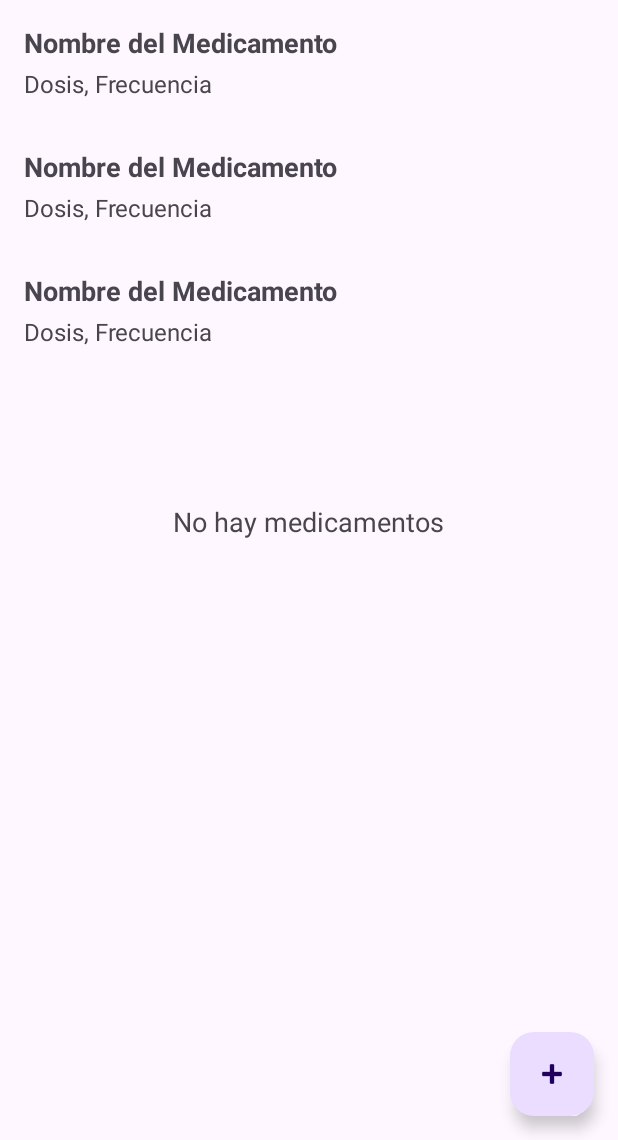
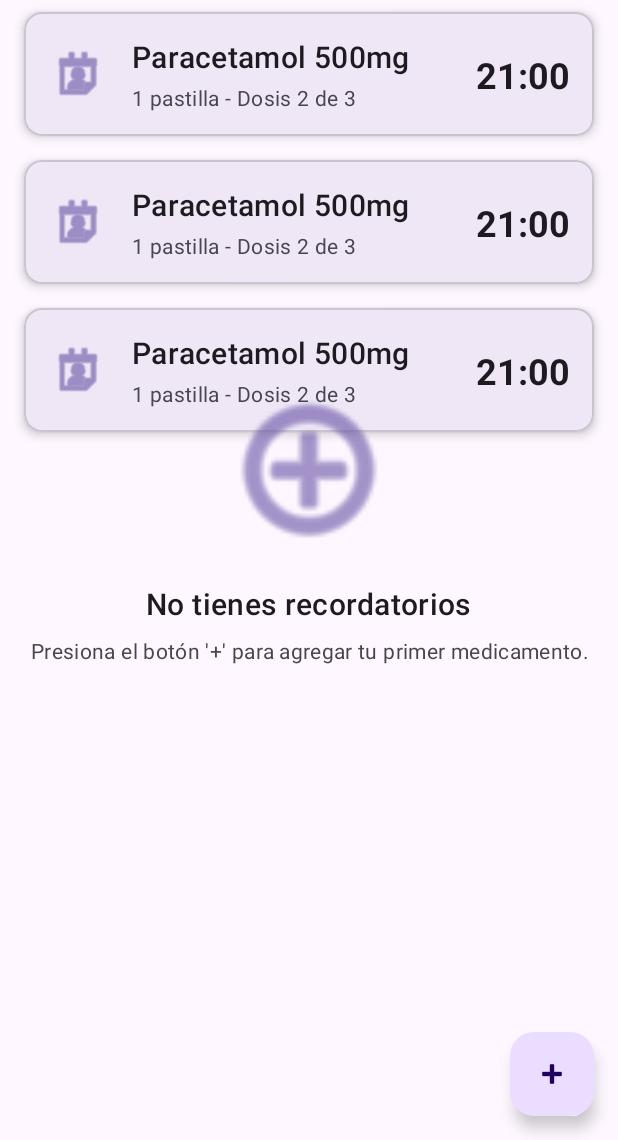
Before and after one commit to Luis-rt130/MediAlert, an Android app: the layout activity_main.xml on its own in the app's theme, with its tools: preview values and no code run, on a phone screen of 412 x 824 dp, the part 96-1236 px from its top. Run offline under Robolectric (Android 15) with nearby library versions, the phone set to English and light mode, and no system bars.

Commit message:
feat(ui): Implementar y diseñar las pantallas principales de la aplicación
Este commit introduce la base de la interfaz de usuario (UI) para el MVP de MediAlert, con un fuerte enfoque en crear una experiencia intuitiva y accesible.

```diff
--- a/app/src/main/java/com/example/medialert/screens/addmedicine/AddMedicineActivity.java
+++ b/app/src/main/java/com/example/medialert/screens/addmedicine/AddMedicineActivity.java
@@ -1,6 +1,10 @@
 package com.example.medialert.screens.addmedicine;
 
+import android.app.TimePickerDialog;
 import android.os.Bundle;
+import android.widget.ArrayAdapter;
+import android.widget.AutoCompleteTextView;
+import android.widget.TimePicker;
 
 import androidx.activity.EdgeToEdge;
 import androidx.appcompat.app.AppCompatActivity;
@@ -9,8 +13,15 @@ import androidx.core.view.ViewCompat;
 import androidx.core.view.WindowInsetsCompat;
 
 import com.example.medialert.R;
+import com.google.android.material.textfield.TextInputEditText;
+
+import java.util.Calendar;
+import java.util.Locale;
 
 public class AddMedicineActivity extends AppCompatActivity {
+
+    private TextInputEditText timeEditText;
+    private AutoCompleteTextView frequencyEditText;
 
     @Override
     protected void onCreate(Bundle savedInstanceState) {
@@ -22,5 +33,34 @@ public class AddMedicineActivity extends AppCompatActivity {
             v.setPadding(systemBars.left, systemBars.top, systemBars.right, systemBars.bottom);
             return insets;
         });
+
+        timeEditText = findViewById(R.id.edit_medicine_time);
+        frequencyEditText = findViewById(R.id.edit_medicine_frequency);
+
+        setupFrequencyDropdown();
+        setupTimePicker();
+    }
+
+    private void setupFrequencyDropdown() {
+        String[] frequencies = new String[] {
+                "Cada 4 horas", "Cada 6 horas", "Cada 8 horas", "Cada 12 horas", "Cada 24 horas"
+        };
+        ArrayAdapter<String> adapter = new ArrayAdapter<>(this, android.R.layout.simple_dropdown_item_1line, frequencies);
+        frequencyEditText.setAdapter(adapter);
+    }
+
+    private void setupTimePicker() {
+        timeEditText.setOnClickListener(v -> {
+            Calendar calendar = Calendar.getInstance();
+            int hour = calendar.get(Calendar.HOUR_OF_DAY);
+            int minute = calendar.get(Calendar.MINUTE);
+
+            TimePickerDialog timePickerDialog = new TimePickerDialog(this, (view, hourOfDay, minuteOfHour) -> {
+                String time = String.format(Locale.getDefault(), "%02d:%02d", hourOfDay, minuteOfHour);
+                timeEditText.setText(time);
+            }, hour, minute, true); // true for 24-hour format
+
+            timePickerDialog.show();
+        });
     }
 }
--- a/app/src/main/res/layout/activity_add_medicine.xml
+++ b/app/src/main/res/layout/activity_add_medicine.xml
@@ -85,6 +85,7 @@
 
     <com.google.android.material.textfield.TextInputLayout
         android:id="@+id/layout_medicine_frequency"
+        style="@style/Widget.MaterialComponents.TextInputLayout.FilledBox.ExposedDropdownMenu"
         android:layout_width="0dp"
         android:layout_height="wrap_content"
         android:layout_marginTop="16dp"
@@ -92,12 +93,12 @@
         app:layout_constraintStart_toStartOf="parent"
         app:layout_constraintEnd_toEndOf="parent">
 
-        <com.google.android.material.textfield.TextInputEditText
+        <AutoCompleteTextView
             android:id="@+id/edit_medicine_frequency"
             android:layout_width="match_parent"
             android:layout_height="wrap_content"
-            android:hint="Frecuencia (ej. Cada 8 horas)"
-            android:inputType="text"/>
+            android:hint="Frecuencia"
+            android:inputType="none"/>
     </com.google.android.material.textfield.TextInputLayout>
 
     <Button
--- a/app/src/main/res/layout/activity_main.xml
+++ b/app/src/main/res/layout/activity_main.xml
@@ -13,10 +13,10 @@
 
         <com.google.android.material.appbar.MaterialToolbar
             android:id="@+id/toolbar"
+            style="@style/Widget.MaterialComponents.Toolbar.Primary"
             android:layout_width="match_parent"
             android:layout_height="?attr/actionBarSize"
-            app:title="@string/app_name"
-            style="@style/Widget.MaterialComponents.Toolbar.Primary"/>
+            app:title="@string/app_name" />
 
     </com.google.android.material.appbar.AppBarLayout>
 
@@ -27,15 +27,42 @@
         app:layout_behavior="@string/appbar_scrolling_view_behavior"
         tools:listitem="@layout/item_medicine" />
 
-    <TextView
-        android:id="@+id/text_view_empty"
+    <!-- Empty State Layout -->
+    <LinearLayout
+        android:id="@+id/empty_state_layout"
         android:layout_width="wrap_content"
         android:layout_height="wrap_content"
-        android:text="No hay medicamentos"
-        android:textSize="18sp"
+        android:layout_gravity="center"
+        android:gravity="center"
+        android:orientation="vertical"
+        android:padding="16dp"
         android:visibility="gone"
-        tools:visibility="visible"
-        android:layout_gravity="center"/>
+        tools:visibility="visible">
+
+        <ImageView
+            android:layout_width="120dp"
+            android:layout_height="120dp"
+            android:src="@android:drawable/ic_menu_add"
+            app:tint="?attr/colorPrimary"
+            android:contentDescription="No hay medicamentos"/>
+
+        <TextView
+            android:layout_width="wrap_content"
+            android:layout_height="wrap_content"
+            android:layout_marginTop="16dp"
+            android:text="No tienes recordatorios"
+            android:textAppearance="?attr/textAppearanceHeadline6" />
+
+        <TextView
+            android:layout_width="wrap_content"
+            android:layout_height="wrap_content"
+            android:layout_marginTop="8dp"
+            android:text="Presiona el botón '+' para agregar tu primer medicamento."
+            android:textAlignment="center"
+            android:textAppearance="?attr/textAppearanceBody2"
+            android:textColor="?android:attr/textColorSecondary" />
+
+    </LinearLayout>
 
     <com.google.android.material.floatingactionbutton.FloatingActionButton
         android:id="@+id/fab_add_medicine"
--- a/app/src/main/res/layout/item_medicine.xml
+++ b/app/src/main/res/layout/item_medicine.xml
@@ -1,24 +1,70 @@
 <?xml version="1.0" encoding="utf-8"?>
-<LinearLayout xmlns:android="http://schemas.android.com/apk/res/android"
+<com.google.android.material.card.MaterialCardView xmlns:android="http://schemas.android.com/apk/res/android"
+    xmlns:app="http://schemas.android.com/apk/res-auto"
+    xmlns:tools="http://schemas.android.com/tools"
     android:layout_width="match_parent"
     android:layout_height="wrap_content"
-    android:orientation="vertical"
+    android:layout_marginStart="16dp"
+    android:layout_marginTop="8dp"
+    android:layout_marginEnd="16dp"
+    android:layout_marginBottom="8dp"
+    app:cardCornerRadius="12dp"
+    app:cardElevation="4dp">
+
+    <androidx.constraintlayout.widget.ConstraintLayout
+        android:layout_width="match_parent"
+        android:layout_height="wrap_content"
         android:padding="16dp">
+
+        <ImageView
+            android:id="@+id/icon_medicine"
+            android:layout_width="40dp"
+            android:layout_height="40dp"
+            android:src="@android:drawable/ic_menu_my_calendar"
+            app:layout_constraintStart_toStartOf="parent"
+            app:layout_constraintTop_toTopOf="parent"
+            app:layout_constraintBottom_toBottomOf="parent"
+            android:contentDescription="Icono de medicamento"
+            app:tint="?attr/colorPrimary"/>
 
         <TextView
             android:id="@+id/text_view_medicine_name"
-        android:layout_width="wrap_content"
+            android:layout_width="0dp"
             android:layout_height="wrap_content"
-        android:text="Nombre del Medicamento"
-        android:textSize="18sp"
-        android:textStyle="bold"/>
+            android:layout_marginStart="16dp"
+            android:ellipsize="end"
+            android:maxLines="1"
+            android:textAppearance="?attr/textAppearanceHeadline6"
+            app:layout_constraintEnd_toStartOf="@id/text_view_medicine_time"
+            app:layout_constraintStart_toEndOf="@id/icon_medicine"
+            app:layout_constraintTop_toTopOf="parent"
+            tools:text="Paracetamol 500mg" />
 
         <TextView
             android:id="@+id/text_view_medicine_details"
+            android:layout_width="0dp"
+            android:layout_height="wrap_content"
+            android:layout_marginTop="4dp"
+            android:textAppearance="?attr/textAppearanceBody2"
+            android:textColor="?android:attr/textColorSecondary"
+            app:layout_constraintStart_toStartOf="@id/text_view_medicine_name"
+            app:layout_constraintTop_toBottomOf="@id/text_view_medicine_name"
+            app:layout_constraintEnd_toEndOf="@id/text_view_medicine_name"
+            tools:text="1 pastilla - Dosis 2 de 3" />
+
+        <TextView
+            android:id="@+id/text_view_medicine_time"
             android:layout_width="wrap_content"
             android:layout_height="wrap_content"
-        android:text="Dosis, Frecuencia"
-        android:textSize="16sp"
-        android:layout_marginTop="4dp"/>
+            android:layout_marginStart="16dp"
+            android:textAppearance="?attr/textAppearanceHeadline5"
+            android:textStyle="bold"
+            app:layout_constraintBottom_toBottomOf="parent"
+            app:layout_constraintEnd_toEndOf="parent"
+            app:layout_constraintTop_toTopOf="parent"
+            tools:text="21:00" />
 
-</LinearLayout>
+
+    </androidx.constraintlayout.widget.ConstraintLayout>
+
+</com.google.android.material.card.MaterialCardView>
```
Lines whose indentation alone changed are shown as unchanged.
